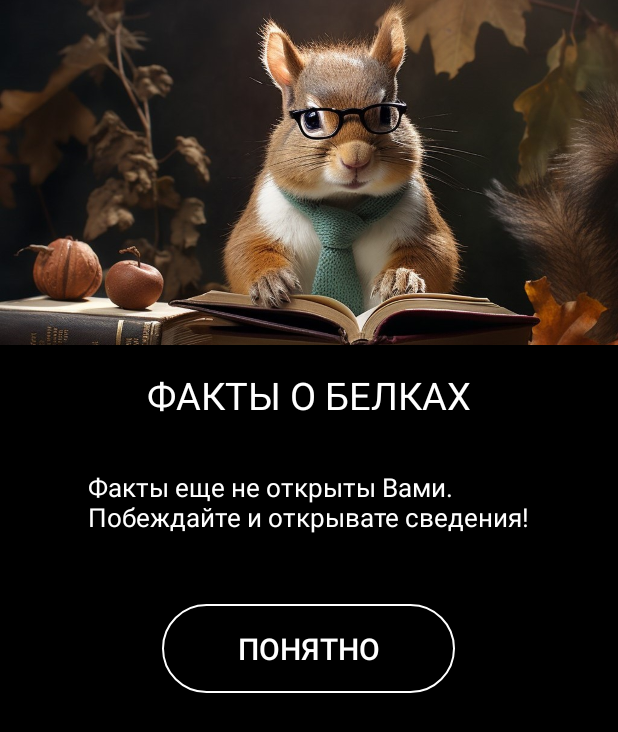
After one commit to maratbelitski/MyTag, an Android app: the RecordsActivity screen opened directly, with no data from a screen before it, on a phone screen of 412 x 824 dp. The commit adds this screen. Shown: the top 732 px of the screen. Run offline under Robolectric (Android 15) with nearby library versions, the phone set to English and light mode, and no system bars.

Commit message:
MyTag v1.0
+XML;
+проверка на выигрыши;
+матрица норма;
+матрица легко;
+анимация кнопок;
+правила;
+режим змейка;
+анимация шуфле;
+анимация белки;
+убрать старый сплашскрин;
+база данных/sharedPreference;
-анимация белки на игровом поле;
-перевод;
-инфо;

```diff
--- a/app/src/main/java/com/example/mytag/MainActivity.java
+++ b/app/src/main/java/com/example/mytag/MainActivity.java
@@ -16,16 +16,22 @@ import com.example.mytag.support.ButtonsAnimation;
 
 public class MainActivity extends AppCompatActivity implements ButtonsAnimation {
     @Override
+    public void onBackPressed() {
+        moveTaskToBack(true);
+    }
+    @Override
     protected void onCreate(Bundle savedInstanceState) {
         super.onCreate(savedInstanceState);
         setContentView(R.layout.activity_main);
 
         Button buttonRules = findViewById(R.id.b_rules);
         Button buttonStartGame = findViewById(R.id.b_start_game);
+        Button buttonRecords = findViewById(R.id.b_records);
         ImageView imageMyTag = findViewById(R.id.image_mytag);
 
         showButtonAnimation(buttonRules);
         showButtonAnimation(buttonStartGame);
+        showButtonAnimation(buttonRecords);
 
         Animation turn = AnimationUtils.loadAnimation((Context) this, R.anim.turn_animation);
         imageMyTag.startAnimation(turn);
@@ -41,4 +47,9 @@ public class MainActivity extends AppCompatActivity implements ButtonsAnimation
         Intent intent = new Intent(MainActivity.this, RulesActivity.class);
         startActivity(intent);
     }
+
+    public void showRecords(View view) {
+        Intent intent = new Intent(this,RecordsActivity.class);
+        startActivity(intent);
+    }
 }
--- /dev/null
+++ b/app/src/main/java/com/example/mytag/RecordsActivity.java
@@ -0,0 +1,103 @@
+package com.example.mytag;
+
+import static android.app.PendingIntent.getActivity;
+import static com.example.mytag.WinnerActivity.NUMBER_FACT;
+
+import androidx.appcompat.app.AppCompatActivity;
+
+import android.content.Context;
+import android.content.SharedPreferences;
+import android.os.Bundle;
+import android.preference.PreferenceManager;
+import android.view.View;
+import android.widget.Button;
+import android.widget.ImageView;
+import android.widget.TextView;
+import android.widget.Toast;
+
+import com.example.mytag.support.ButtonsAnimation;
+
+import java.util.ArrayList;
+import java.util.List;
+
+
+public class RecordsActivity extends AppCompatActivity implements ButtonsAnimation {
+
+    TextView fact1, fact2, fact3, fact4, fact5, fact6, fact7, fact8,
+            fact9, fact10, fact11, fact12, fact13, fact14, fact15, fact16, fact17, fact18, fact19, fact20, noFacts;
+
+
+    //   SharedPreferences sharedPreferences = getSharedPreferences("numberFact", MODE_PRIVATE);
+
+    @Override
+    protected void onCreate(Bundle savedInstanceState) {
+        super.onCreate(savedInstanceState);
+        setContentView(R.layout.activity_records);
+
+        SharedPreferences sharedPreferences = getSharedPreferences(NUMBER_FACT, Context.MODE_PRIVATE);
+
+        noFacts = findViewById(R.id.t_noFacts);
+        Button ok = findViewById(R.id.b_ok);
+        showButtonAnimation(ok);
+
+        List<TextView> listTextView = new ArrayList<>();
+        listTextView.add(fact1 = findViewById(R.id.t_fact1));
+        listTextView.add(fact2 = findViewById(R.id.t_fact2));
+        listTextView.add(fact3 = findViewById(R.id.t_fact3));
+        listTextView.add(fact4 = findViewById(R.id.t_fact4));
+        listTextView.add(fact5 = findViewById(R.id.t_fact5));
+        listTextView.add(fact6 = findViewById(R.id.t_fact6));
+        listTextView.add(fact7 = findViewById(R.id.t_fact7));
+        listTextView.add(fact8 = findViewById(R.id.t_fact8));
+        listTextView.add(fact9 = findViewById(R.id.t_fact9));
+        listTextView.add(fact10 = findViewById(R.id.t_fact10));
+        listTextView.add(fact11 = findViewById(R.id.t_fact11));
+        listTextView.add(fact12 = findViewById(R.id.t_fact12));
+        listTextView.add(fact13 = findViewById(R.id.t_fact13));
+        listTextView.add(fact14 = findViewById(R.id.t_fact14));
+        listTextView.add(fact15 = findViewById(R.id.t_fact15));
+        listTextView.add(fact16 = findViewById(R.id.t_fact16));
+        listTextView.add(fact17 = findViewById(R.id.t_fact17));
+        listTextView.add(fact18 = findViewById(R.id.t_fact18));
+        listTextView.add(fact19 = findViewById(R.id.t_fact19));
+        listTextView.add(fact20 = findViewById(R.id.t_fact20));
+
+
+        List<String> listNumbersFacts = new ArrayList<>();
+        listNumbersFacts.add("numberFact0");
+        listNumbersFacts.add("numberFact1");
+        listNumbersFacts.add("numberFact2");
+        listNumbersFacts.add("numberFact3");
+        listNumbersFacts.add("numberFact4");
+        listNumbersFacts.add("numberFact5");
+        listNumbersFacts.add("numberFact6");
+        listNumbersFacts.add("numberFact7");
+        listNumbersFacts.add("numberFact8");
+        listNumbersFacts.add("numberFact9");
+        listNumbersFacts.add("numberFact10");
+        listNumbersFacts.add("numberFact11");
+        listNumbersFacts.add("numberFact12");
+        listNumbersFacts.add("numberFact13");
+        listNumbersFacts.add("numberFact14");
+        listNumbersFacts.add("numberFact15");
+        listNumbersFacts.add("numberFact16");
+        listNumbersFacts.add("numberFact17");
+        listNumbersFacts.add("numberFact18");
+        listNumbersFacts.add("numberFact19");
+
+        //возвращаем факт если он был доступен при выигрыше
+        for (int i = 0; i < listNumbersFacts.size(); i++) {
+            if (sharedPreferences.contains(listNumbersFacts.get(i))) {
+                listTextView.get(i).setText(sharedPreferences.getString(listNumbersFacts.get(i), ""));
+                listTextView.get(i).setVisibility(View.VISIBLE);
+                noFacts.setVisibility(View.GONE);
+
+            }
+        }
+    }
+
+
+    public void getOK(View view) {
+        finish();
+    }
+}
--- a/app/src/main/java/com/example/mytag/WinnerActivity.java
+++ b/app/src/main/java/com/example/mytag/WinnerActivity.java
@@ -3,23 +3,35 @@ package com.example.mytag;
 import androidx.appcompat.app.AppCompatActivity;
 
 import android.annotation.SuppressLint;
+import android.content.Context;
 import android.content.Intent;
+import android.content.SharedPreferences;
 import android.os.Bundle;
 import android.view.View;
 import android.widget.Button;
 import android.widget.TextView;
+import android.widget.Toast;
+
 import com.example.mytag.support.ButtonsAnimation;
+
+import java.util.ArrayList;
 import java.util.Arrays;
 import java.util.List;
 
 public class WinnerActivity extends AppCompatActivity implements ButtonsAnimation {
+
+
     @Override
     public void onBackPressed() {
         Intent intent = new Intent(this, StartActivity.class);
         startActivity(intent);
         WinnerActivity.this.finish();
     }
+
     public static final String COUNT = "countStep";
+    public static String NUMBER_FACT = "numberFact";
+    public  static List<String> LIST_FACTS;
+
 
     @SuppressLint("SetTextI18n")
     @Override
@@ -27,10 +39,10 @@ public class WinnerActivity extends AppCompatActivity implements ButtonsAnimatio
         super.onCreate(savedInstanceState);
         setContentView(R.layout.activity_winner);
 
-       int countStep = (int) getIntent().getExtras().get(COUNT);
+        int countStep = (int) getIntent().getExtras().get(COUNT);
 
         TextView fact = findViewById(R.id.b_fact);
-        TextView textSquirrel= findViewById(R.id.b_text_squirrel);
+        TextView textSquirrel = findViewById(R.id.b_text_squirrel);
         TextView textCountStep = findViewById(R.id.text_count_step);
         textCountStep.setText("Ходов сделано: " + countStep);
 
@@ -40,13 +52,21 @@ public class WinnerActivity extends AppCompatActivity implements ButtonsAnimatio
         showButtonAnimation(start);
         showButtonAnimation(stop);
 
+
         List<String> listTextSquirrel = Arrays.asList(getResources().getStringArray(R.array.text_angry_squirrel));
         textSquirrel.setText(listTextSquirrel.get((int) (Math.random() * 10 + 0)));
 
         List<String> listFacts = Arrays.asList(getResources().getStringArray(R.array.facts_about_squirrel));
-        fact.setText(listFacts.get((int) (Math.random() * 20 + 0)));
+        int random = (int) (Math.random() * 20 + 0);
+        fact.setText(listFacts.get(random));
 
 
+        //сохраняем номер факта в сшаред
+        SharedPreferences sharedPreferences = getSharedPreferences(NUMBER_FACT, Context.MODE_PRIVATE);
+        SharedPreferences.Editor editor = sharedPreferences.edit();
+        //так появляется каждый раз новая переменная для сохранения
+        editor.putString(NUMBER_FACT + random, listFacts.get(random));
+        editor.apply();
     }
 
     public void startGame(View view) {
--- a/app/src/main/res/anim/down_animation.xml
+++ b/app/src/main/res/anim/down_animation.xml
@@ -4,8 +4,6 @@
     android:duration="750"
     android:fillAfter="true">
 
-
-
     <translate
         android:fromYDelta="-400%"
         android:toYDelta="0" />
--- a/app/src/main/res/anim/left_animation.xml
+++ b/app/src/main/res/anim/left_animation.xml
@@ -5,9 +5,7 @@
     android:fillAfter="false"
     android:startOffset="750">
 
-
-
     <translate
         android:toXDelta="0"
-        android:fromXDelta="+200%" />
+        android:fromXDelta="+250%" />
 </set>
--- a/app/src/main/res/anim/right_animation.xml
+++ b/app/src/main/res/anim/right_animation.xml
@@ -5,8 +5,6 @@
     android:fillAfter="false"
     android:startOffset="1200">
 
-
-
 <translate
     android:toXDelta="0"
     android:fromXDelta="-200%"/>
--- a/app/src/main/res/layout/activity_main.xml
+++ b/app/src/main/res/layout/activity_main.xml
@@ -54,6 +54,19 @@
                 android:textSize="@dimen/size_text_button" />
 
             <Button
+                android:id="@+id/b_records"
+                android:layout_width="195dp"
+                android:layout_height="wrap_content"
+                android:layout_gravity="center_horizontal"
+                android:layout_marginTop="10dp"
+                android:background="@drawable/custom_buttons"
+                android:onClick="showRecords"
+                android:padding="@dimen/padding"
+                android:text="@string/button_records"
+                android:textColor="@color/white"
+                android:textSize="@dimen/size_text_button" />
+
+            <Button
                 android:id="@+id/b_start_game"
                 android:layout_width="195dp"
                 android:layout_height="wrap_content"
--- /dev/null
+++ b/app/src/main/res/layout/activity_records.xml
@@ -0,0 +1,268 @@
+<?xml version="1.0" encoding="utf-8"?>
+<ScrollView
+    xmlns:android="http://schemas.android.com/apk/res/android"
+    xmlns:app="http://schemas.android.com/apk/res-auto"
+    xmlns:tools="http://schemas.android.com/tools"
+    android:layout_width="match_parent"
+    android:layout_height="match_parent"
+    android:scrollbars="none"
+    tools:context=".RecordsActivity">
+
+    <LinearLayout
+        android:layout_width="match_parent"
+        android:layout_height="wrap_content"
+        android:orientation="vertical">
+
+        <ImageView
+            android:layout_width="match_parent"
+            android:layout_height="230dp"
+            android:scaleType="centerCrop"
+            android:src="@drawable/squirrel_book" />
+
+        <TextView
+            android:layout_width="wrap_content"
+            android:layout_height="wrap_content"
+            android:layout_margin="@dimen/padding"
+            android:layout_gravity="center"
+            android:text="@string/text_fact_about"
+            android:textSize="@dimen/size_text_big"/>
+
+        <TextView
+            android:id="@+id/t_noFacts"
+            android:layout_width="wrap_content"
+            android:layout_height="wrap_content"
+            android:layout_margin="@dimen/padding"
+            android:layout_gravity="center"
+            android:text="@string/text_no_fact"
+            android:textSize="@dimen/size_text_normal"/>
+
+        <TextView
+            android:id="@+id/t_fact1"
+            android:layout_width="match_parent"
+            android:layout_height="wrap_content"
+            android:padding="@dimen/padding"
+
+            android:gravity="center"
+            android:text="@string/text_no_fact"
+            android:textSize="@dimen/size_text_normal"
+            android:visibility="gone"/>
+
+        <TextView
+            android:id="@+id/t_fact2"
+            android:layout_width="match_parent"
+            android:layout_height="wrap_content"
+            android:padding="@dimen/padding"
+
+            android:gravity="center"
+            android:text="@string/text_no_fact"
+            android:textSize="@dimen/size_text_normal"
+            android:visibility="gone"/>
+
+        <TextView
+            android:id="@+id/t_fact3"
+            android:layout_width="match_parent"
+            android:layout_height="wrap_content"
+            android:padding="@dimen/padding"
+
+            android:gravity="center"
+            android:text="@string/text_no_fact"
+            android:textSize="@dimen/size_text_normal"
+            android:visibility="gone"/>
+        <TextView
+            android:id="@+id/t_fact4"
+            android:layout_width="match_parent"
+            android:layout_height="wrap_content"
+            android:padding="@dimen/padding"
+
+            android:gravity="center"
+            android:text="@string/text_no_fact"
+            android:textSize="@dimen/size_text_normal"
+            android:visibility="gone"/>
+
+        <TextView
+            android:id="@+id/t_fact5"
+            android:layout_width="match_parent"
+            android:layout_height="wrap_content"
+            android:padding="@dimen/padding"
+
+            android:gravity="center"
+            android:text="@string/text_no_fact"
+            android:textSize="@dimen/size_text_normal"
+            android:visibility="gone"/>
+
+        <TextView
+            android:id="@+id/t_fact6"
+            android:layout_width="match_parent"
+            android:layout_height="wrap_content"
+            android:padding="@dimen/padding"
+
+            android:gravity="center"
+            android:text="@string/text_no_fact"
+            android:textSize="@dimen/size_text_normal"
+            android:visibility="gone"/>
+
+        <TextView
+            android:id="@+id/t_fact7"
+            android:layout_width="match_parent"
+            android:layout_height="wrap_content"
+            android:padding="@dimen/padding"
+
+            android:gravity="center"
+            android:text="@string/text_no_fact"
+            android:textSize="@dimen/size_text_normal"
+            android:visibility="gone"/>
+
+        <TextView
+            android:id="@+id/t_fact8"
+            android:layout_width="match_parent"
+            android:layout_height="wrap_content"
+            android:padding="@dimen/padding"
+
+            android:gravity="center"
+            android:text="@string/text_no_fact"
+            android:textSize="@dimen/size_text_normal"
+            android:visibility="gone"/>
+        <TextView
+            android:id="@+id/t_fact9"
+            android:layout_width="match_parent"
+            android:layout_height="wrap_content"
+            android:padding="@dimen/padding"
+
+            android:gravity="center"
+            android:text="@string/text_no_fact"
+            android:textSize="@dimen/size_text_normal"
+            android:visibility="gone"/>
+
+        <TextView
+            android:id="@+id/t_fact10"
+            android:layout_width="match_parent"
+            android:layout_height="wrap_content"
+            android:padding="@dimen/padding"
+
+            android:gravity="center"
+            android:text="@string/text_no_fact"
+            android:textSize="@dimen/size_text_normal"
+            android:visibility="gone"/>
+
+        <TextView
+            android:id="@+id/t_fact11"
+            android:layout_width="match_parent"
+            android:layout_height="wrap_content"
+            android:padding="@dimen/padding"
+
+            android:gravity="center"
+            android:text="@string/text_no_fact"
+            android:textSize="@dimen/size_text_normal"
+            android:visibility="gone"/>
+
+        <TextView
+            android:id="@+id/t_fact12"
+            android:layout_width="match_parent"
+            android:layout_height="wrap_content"
+            android:padding="@dimen/padding"
+
+            android:gravity="center"
+            android:text="@string/text_no_fact"
+            android:textSize="@dimen/size_text_normal"
+            android:visibility="gone"/>
+
+        <TextView
+            android:id="@+id/t_fact13"
+            android:layout_width="match_parent"
+            android:layout_height="wrap_content"
+            android:padding="@dimen/padding"
+
+            android:gravity="center"
+            android:text="@string/text_no_fact"
+            android:textSize="@dimen/size_text_normal"
+            android:visibility="gone"/>
+        <TextView
+            android:id="@+id/t_fact14"
+            android:layout_width="match_parent"
+            android:layout_height="wrap_content"
+            android:padding="@dimen/padding"
+
+            android:gravity="center"
+            android:text="@string/text_no_fact"
+            android:textSize="@dimen/size_text_normal"
+            android:visibility="gone"/>
+
+        <TextView
+            android:id="@+id/t_fact15"
+            android:layout_width="match_parent"
+            android:layout_height="wrap_content"
+            android:padding="@dimen/padding"
+
+            android:gravity="center"
+            android:text="@string/text_no_fact"
+            android:textSize="@dimen/size_text_normal"
+            android:visibility="gone"/>
+
+        <TextView
+            android:id="@+id/t_fact16"
+            android:layout_width="match_parent"
+            android:layout_height="wrap_content"
+            android:padding="@dimen/padding"
+
+            android:gravity="center"
+            android:text="@string/text_no_fact"
+            android:textSize="@dimen/size_text_normal"
+            android:visibility="gone"/>
+
+        <TextView
+            android:id="@+id/t_fact17"
+            android:layout_width="match_parent"
+            android:layout_height="wrap_content"
+            android:padding="@dimen/padding"
+
+            android:gravity="center"
+            android:text="@string/text_no_fact"
+            android:textSize="@dimen/size_text_normal"
+            android:visibility="gone"/>
+
+        <TextView
+            android:id="@+id/t_fact18"
+            android:layout_width="match_parent"
+            android:layout_height="wrap_content"
+            android:padding="@dimen/padding"
+
+            android:gravity="center"
+            android:text="@string/text_no_fact"
+            android:textSize="@dimen/size_text_normal"
+            android:visibility="gone"/>
+        <TextView
+            android:id="@+id/t_fact19"
+            android:layout_width="match_parent"
+            android:layout_height="wrap_content"
+            android:padding="@dimen/padding"
+
+            android:gravity="center"
+            android:text="@string/text_no_fact"
+            android:textSize="@dimen/size_text_normal"
+            android:visibility="gone"/>
+
+        <TextView
+            android:id="@+id/t_fact20"
+            android:layout_width="match_parent"
+            android:layout_height="wrap_content"
+            android:padding="@dimen/padding"
+            android:gravity="center"
+            android:text="@string/text_no_fact"
+            android:textSize="@dimen/size_text_normal"
+            android:visibility="gone"/>
+
+        <Button
+            android:id="@+id/b_ok"
+            android:layout_width="195dp"
+            android:layout_height="wrap_content"
+            android:layout_gravity="center"
+            android:layout_margin="30dp"
+            android:background="@drawable/custom_buttons"
+            android:onClick="getOK"
+            android:padding="@dimen/padding"
+            android:text="@string/button_ok"
+            android:textSize="@dimen/size_text_button"
+            tools:ignore="UsingOnClickInXml" />
+
+    </LinearLayout>
+</ScrollView>
--- a/app/src/main/res/layout/activity_splash.xml
+++ b/app/src/main/res/layout/activity_splash.xml
@@ -22,11 +22,9 @@
             android:layout_width="200dp"
             android:layout_height="200dp"
             android:layout_marginTop="52dp"
-
             app:layout_constraintBottom_toTopOf="@+id/textView"
             app:layout_constraintEnd_toEndOf="parent"
             app:layout_constraintStart_toStartOf="parent"
-            app:layout_constraintTop_toTopOf="parent"
             app:srcCompat="@drawable/angry_squirrel" />
 
         <ImageView
@@ -38,7 +36,7 @@
             app:layout_constraintEnd_toEndOf="parent"
             app:layout_constraintHorizontal_bias="0.504"
             app:layout_constraintStart_toStartOf="parent"
-            app:layout_constraintTop_toTopOf="parent"
+
             app:layout_constraintVertical_bias="0.626"
             app:srcCompat="@drawable/logo_mytag" />
 
@@ -55,7 +53,6 @@
             tools:ignore="MissingConstraints" />
 
     </androidx.constraintlayout.widget.ConstraintLayout>
-
 
     <androidx.constraintlayout.widget.ConstraintLayout
         android:id="@+id/constraintLayout"
@@ -92,5 +89,4 @@
             app:layout_constraintVertical_bias="0.32"
             app:srcCompat="@drawable/logo_dev" />
     </androidx.constraintlayout.widget.ConstraintLayout>
-
 </androidx.constraintlayout.widget.ConstraintLayout>
--- a/app/src/main/res/layout/activity_winner.xml
+++ b/app/src/main/res/layout/activity_winner.xml
@@ -61,7 +61,7 @@
         android:layout_height="wrap_content"
         android:layout_marginTop="40sp"
         android:layout_gravity="center"
-        android:text="ФАКТ О БЕЛКАХ"
+        android:text="ФАКТЫ О БЕЛКАХ"
         android:textSize="@dimen/size_text_big"/>
 
     <TextView
--- a/app/src/main/res/values/arrays.xml
+++ b/app/src/main/res/values/arrays.xml
@@ -52,7 +52,7 @@
         <item>Факт 8.
 \nВ Северной Америке найдены окаменелости древней белки.</item>
         <item>Факт 9.
-\nБелки любит только тенистые и сухие леса.</item>
+\nБелки любят только тенистые и сухие леса.</item>
         <item>Факт 10.
 \nБелки существуют на нашей планете около 50 миллионов лет.
 За это время с ними не произошло никаких изменений.</item>
--- a/app/src/main/res/values/colors.xml
+++ b/app/src/main/res/values/colors.xml
@@ -5,5 +5,6 @@
     <color name="red">#FF0000</color>
     <color name="yellow">#FFF000</color>
     <color name="green">#00FF00</color>
+    <color name="grey">#535353</color>
     <color name="transparent">#00000000</color>
 </resources>
--- a/app/src/main/res/values/strings.xml
+++ b/app/src/main/res/values/strings.xml
@@ -27,11 +27,14 @@
     <string name="button_start_game">Старт</string>
     <string name="button_stop_game">Закончить</string>
     <string name="button_shuffle">Мешать</string>
+    <string name="button_records">Факты</string>
 
     <string name="text_classic">"КЛАССИКА"</string>
     <string name="text_snake">"ЗМЕЙКА"</string>
     <string name="text_3x3">"3x3"</string>
     <string name="text_4x4">"4x4"</string>
+    <string name="text_no_fact">Факты еще не открыты Вами.\nПобеждайте и открывате сведения!</string>
+    <string name="text_fact_about">ФАКТЫ О БЕЛКАХ</string>
 
 
     <string name="rules">ПРАВИЛА ИГРЫ \"ПЯТНАШКИ\":
```
Also changed, not shown: app/src/main/AndroidManifest.xml (+6 -3 lines), app/src/main/res/drawable/squirrel_book.jpg (added).
